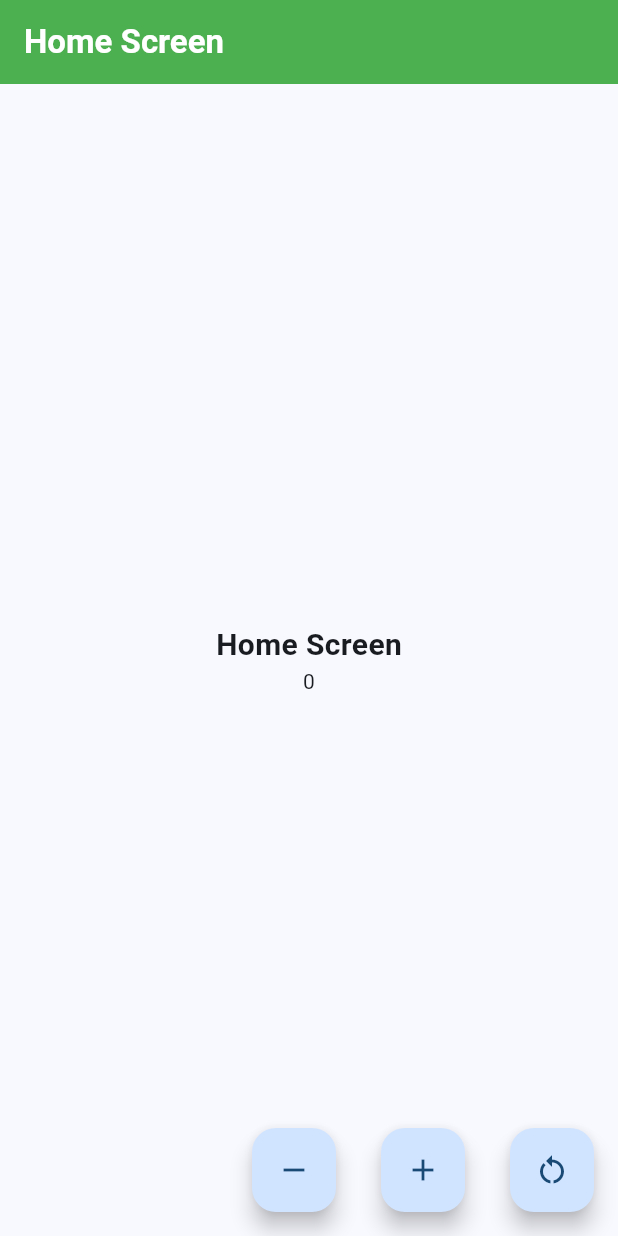
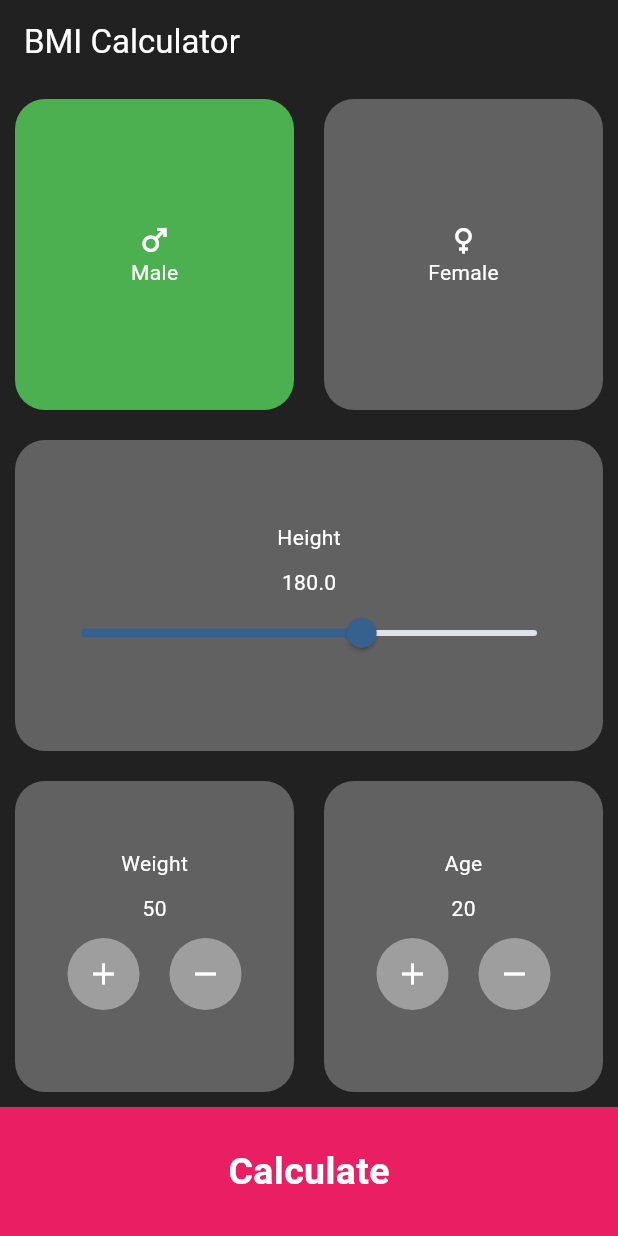
Before and after one commit to YoussefMohammed001/codex_flutter_g1, a Flutter app: the screen it shows after launch, on a phone screen of 412 x 824 dp. Run offline on Flutter 3.47's test engine with Material 3 defaults, Android fonts, the light colour scheme and no system bars.

Commit message:
s5 part 2

```diff
--- a/lib/app.dart
+++ b/lib/app.dart
@@ -1,3 +1,4 @@
+import 'package:codex_flutter_g1/bmi_calc/bmi_calculator_screen.dart';
 import 'package:codex_flutter_g1/home_screen.dart';
 import 'package:flutter/material.dart';
 
@@ -12,7 +13,7 @@ class MyApp extends StatelessWidget {
       theme: ThemeData(
         colorScheme: ColorScheme.fromSeed(seedColor: Colors.blue),
       ),
-      home: HomeScreen(),
+      home: BmiCalculatorScreen(),
     );
   }
 }
--- /dev/null
+++ b/lib/bmi_calc/bmi_calculator_screen.dart
@@ -0,0 +1,183 @@
+import 'package:flutter/material.dart';
+
+class BmiCalculatorScreen extends StatefulWidget {
+  const BmiCalculatorScreen({super.key});
+
+  @override
+  State<BmiCalculatorScreen> createState() => _BmiCalculatorScreenState();
+}
+
+class _BmiCalculatorScreenState extends State<BmiCalculatorScreen> {
+
+  double height = 180;
+bool isMale  = true;
+
+
+
+  @override
+  Widget build(BuildContext context) {
+    return Scaffold(
+      backgroundColor: Colors.grey.shade900,
+      appBar: AppBar(
+        backgroundColor: Colors.transparent,
+        title: Text("BMI Calculator",style: TextStyle(color: Colors.white),),
+      ),
+      body: Column(
+        children: [
+          Expanded(
+            child: Row(
+              children: [
+                genderItem(text: 'Male', icon: Icons.male, onTap: () {
+                  setState(() {
+                    isMale = true;
+                  });
+                }, color: isMale == true ? Colors.green : Colors.grey.shade700,),
+
+
+
+                genderItem(text: 'Female',icon: Icons.female, onTap: () {
+                  setState(() {
+                    isMale = false;
+                  });
+                }, color: isMale == false ? Colors.green : Colors.grey.shade700,),
+              ],
+            ),
+          ),
+          heightItem(),
+          Expanded(
+            child: Row(
+              children: [
+                weightAndAgeItem(title: 'Weight',value:50),
+                weightAndAgeItem(title: "Age",value: 20),
+
+              ],
+            ),
+          ),
+          Container(
+            alignment: Alignment.center,
+            width: double.infinity,
+            padding: EdgeInsets.all(25),
+            decoration: BoxDecoration(
+              color: Colors.pink,
+            ),
+            child: Text("Calculate",style: TextStyle(color: Colors.white,
+            fontWeight: FontWeight.bold,
+              fontSize: 25
+            ),),
+          )
+
+        ],
+      ),
+    );
+  }
+
+  Widget genderItem({required String text,required IconData icon,required GestureTapCallback onTap,required Color color}) {
+    return Expanded(
+      child: InkWell(
+        onTap: onTap,
+        child: Container(
+          padding: EdgeInsets.all(20),
+          margin: EdgeInsets.all(10),
+          decoration: BoxDecoration(
+            color: color,
+            borderRadius: BorderRadius.circular(20),
+          ),
+
+          child: Column(
+            mainAxisAlignment: MainAxisAlignment.center,
+            children: [
+              Icon(icon,color: Colors.white,),
+              Text(text,style: TextStyle(color: Colors.white),)
+            ],
+          ),
+        ),
+      ),
+    );
+  }
+
+Widget heightItem(){
+    return   Expanded(
+      child: Container(
+        width: double.infinity,
+        padding: EdgeInsets.all(20),
+        margin: EdgeInsets.all(10),
+        decoration: BoxDecoration(
+          color: Colors.grey.shade700,
+          borderRadius: BorderRadius.circular(20),
+        ),
+        child: Column(
+          mainAxisAlignment: MainAxisAlignment.center,
+          children: [
+            Text("Height",style: TextStyle(color: Colors.white),),
+            SizedBox(height: 10,),
+            Text(height.toString(),style: TextStyle(color: Colors.white),),
+            Slider(
+              value: height,
+              max: 230,
+              min: 100,
+              onChanged: (double value) {
+                setState(() {
+                  height = value;
+                });
+                print(value);
+              },
+            ),
+          ],
+        ),
+
+      ),
+    );
+}
+
+
+
+Widget weightAndAgeItem({required String title,required int value }){
+    return       Expanded(
+      child: Container(
+        padding: EdgeInsets.all(20),
+        margin: EdgeInsets.all(10),
+        decoration: BoxDecoration(
+          color: Colors.grey.shade700,
+          borderRadius: BorderRadius.circular(20),
+        ),
+        child: Column(
+            mainAxisAlignment: MainAxisAlignment.center,
+            children: [
+              Text(title,style: TextStyle(color: Colors.white),),
+              SizedBox(height: 10,),
+              Text(value.toString(),style: TextStyle(color: Colors.white),),
+              Row(
+                mainAxisAlignment: MainAxisAlignment.center,
+                children: [
+                  Container(
+                    margin: EdgeInsets.all(10),
+                    decoration: BoxDecoration(
+                        borderRadius: BorderRadius.circular(50),
+                        color:Colors.grey
+                    ),
+                    child: IconButton(onPressed: (){},
+                      icon: Icon(Icons.add,color: Colors.white,),
+                    ),
+                  ),
+
+                  Container(
+                    margin: EdgeInsets.all(10),
+                    decoration: BoxDecoration(
+                        borderRadius: BorderRadius.circular(50),
+                        color:Colors.grey
+                    ),
+                    child: IconButton(onPressed: (){},
+                      icon: Icon(Icons.remove,color: Colors.white,),
+                    ),
+                  ),
+
+                ],)
+
+            ]
+        ),
+      ),
+    );
+}
+
+
+}
--- a/lib/home_screen.dart
+++ b/lib/home_screen.dart
@@ -16,67 +16,56 @@ int counter = 0;
     // Column => vertical list of widgets
     // Row => horizontal list of widgets
     return Scaffold(
-      floatingActionButton: Row(
-        mainAxisAlignment: MainAxisAlignment.end,
-        children: [
-          FloatingActionButton(
-            child: Icon(Icons.remove),
-            onPressed: () {
-              print("pressed");
-              counter--;
-              setState(() {
-              });
-            },
-          ),
-          SizedBox(
-          width:30,
-          ),
-          FloatingActionButton(
-            child: Icon(Icons.add),
-            onPressed: () {
-              print("pressed");
-              setState(() {
-                counter++;
-              });
-            },
-          ),
-          SizedBox(
-            width:30,
-          ),
-          FloatingActionButton(
-            child: Icon(Icons.restart_alt),
-            onPressed: () {
-              print("pressed");
-              counter++;
-              setState(() {
-
-              });
-            },
-          ),
-        ],
-      ),
-
       appBar: AppBar(
         backgroundColor: Colors.green,
-        title: Text("Home Screen",
+        title: Text("Expanded Containers",
         style:TextStyle(
           color: Colors.white,
           fontWeight: FontWeight.w700
         ) ,)),
       body: Center(
         child: Column(
-          mainAxisAlignment:MainAxisAlignment.center,
                 children: [
-        Text("Home Screen",
-        style: TextStyle(
-          fontSize: 20,
-          fontWeight: FontWeight.w600,
-        ),
-        ),
-        Text(counter.toString()),
+              Expanded(
+                child: Row(
+                  children: [
+                    containerItem(text: "1",color: Colors.red,),
+                    containerItem(text: "2",color: Colors.yellow,),
+                    containerItem(text: "3",color: Colors.yellow,),
+                  ],
+                ),
+              ),
+
+                  Expanded(
+                    child: Row(
+                      children: [
+                        containerItem(text: "4",color: Colors.green,),
+                        containerItem(text: "5",color: Colors.blue,),
+                      ],
+                    ),
+                  ),
                 ],
               ),
       ),
     );
   }
+  Widget containerItem({required String text,required Color color}) {
+    return   Expanded(
+      child: Container(
+          alignment: Alignment.center,
+          padding: EdgeInsets.all(20),
+          margin: EdgeInsets.all(10),
+          decoration: BoxDecoration(
+            color: color,
+            borderRadius: BorderRadius.circular(10),
+          ),
+          child: Text(text)),
+    );
+  }
+
+
+
+
+
+
 }
--- a/lib/main.dart
+++ b/lib/main.dart
@@ -3,5 +3,6 @@ import 'package:flutter/material.dart';
 
 void main() {
   print("app started");
+
   runApp(const MyApp());
 }
```
Also changed, not shown: lib/login_screen.dart (added, +77 -0 lines).
